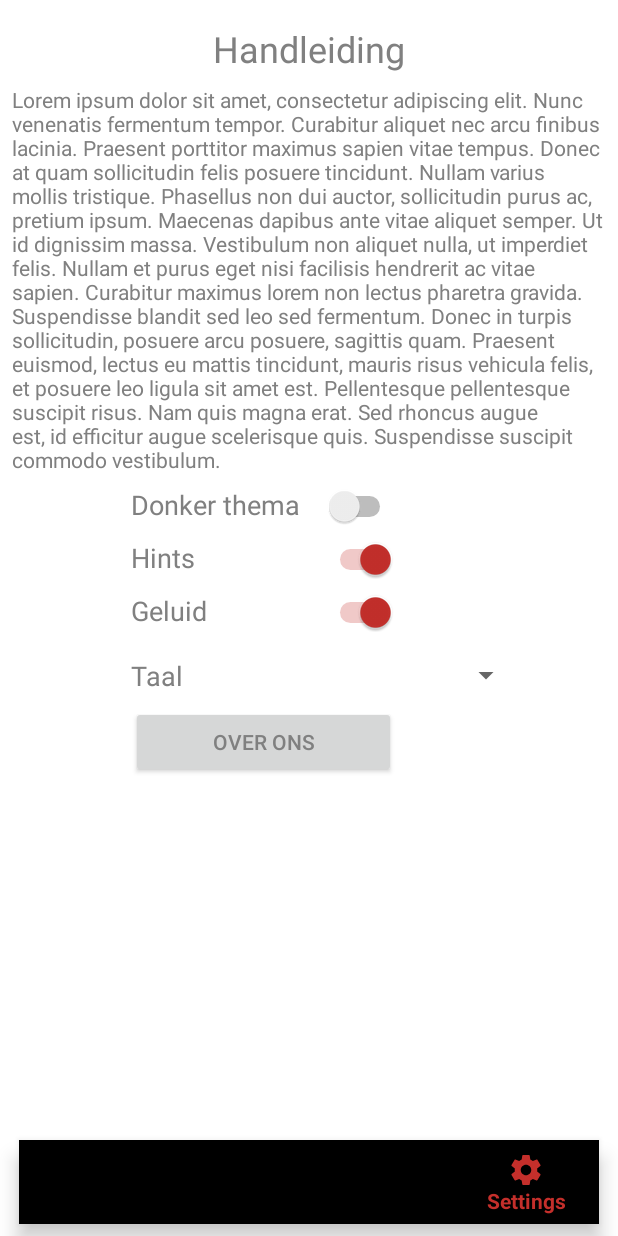
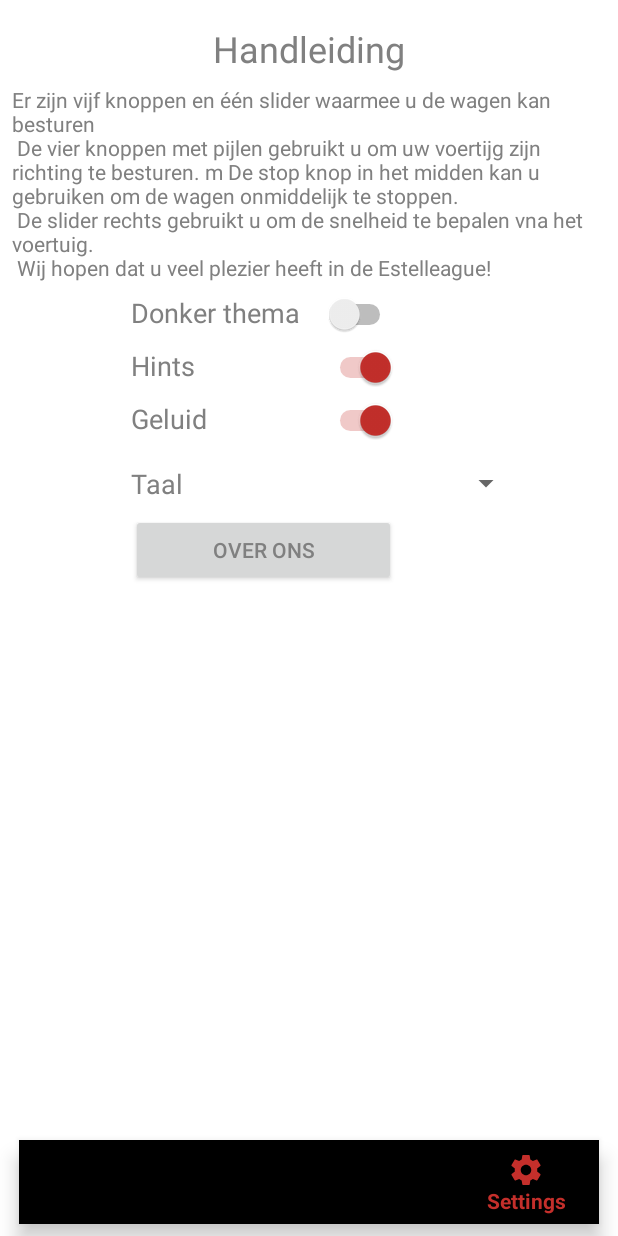
Before and after one commit to LucasDotEXE/Proftaak_1.4, an Android app: the screen it shows after launch (MainActivity), item 4 of the bottom bar chosen, on a phone screen of 412 x 824 dp. Run offline under Robolectric (Android 15) with nearby library versions, the phone set to English and light mode, and no system bars; libraries missing offline, so code that uses them is left out: com.github.chrisbanes.photoview.

Commit message:
Nederlandse handleiding toegevoegd

```diff
--- a/Android Project/EstelingLayoutTest/app/src/main/res/values/strings.xml
+++ b/Android Project/EstelingLayoutTest/app/src/main/res/values/strings.xml
@@ -1,7 +1,7 @@
 <resources>
     <string name="app_name">Essteling</string>
     <string name="manualtitle">Handleiding</string>
-    <string name="manualcontent">Lorem ipsum dolor sit amet, consectetur adipiscing elit. Nunc venenatis fermentum tempor. Curabitur aliquet nec arcu finibus lacinia. Praesent porttitor maximus sapien vitae tempus. Donec at quam sollicitudin felis posuere tincidunt. Nullam varius mollis tristique. Phasellus non dui auctor, sollicitudin purus ac, pretium ipsum. Maecenas dapibus ante vitae aliquet semper. Ut id dignissim massa. Vestibulum non aliquet nulla, ut imperdiet felis.  Nullam et purus eget nisi facilisis hendrerit ac vitae sapien. Curabitur maximus lorem non lectus pharetra gravida. Suspendisse blandit sed leo sed fermentum. Donec in turpis sollicitudin, posuere arcu posuere, sagittis quam. Praesent euismod, lectus eu mattis tincidunt, mauris risus vehicula felis, et posuere leo ligula sit amet est. Pellentesque pellentesque suscipit risus. Nam quis magna erat. Sed rhoncus augue est, id efficitur augue scelerisque quis. Suspendisse suscipit commodo vestibulum.</string>
+    <string name="manualcontent">Er zijn vijf knoppen en één slider waarmee u de wagen kan besturen \n De vier knoppen met pijlen gebruikt u om uw voertijg zijn richting te besturen. \m De stop knop in het midden kan u gebruiken om de wagen onmiddelijk te stoppen. \n De slider rechts gebruikt u om de snelheid te bepalen vna het voertuig. \n Wij hopen dat u veel plezier heeft in de Estelleague!</string>
     <string name="darkthemetitle">Donker thema</string>
     <string name="hintstitle">Hints</string>
     <string name="soundtitle">Geluid</string>
```
